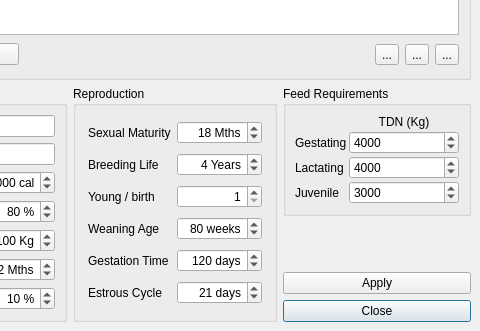
arkygeek/landuseanalyst, file src/ui/laanimalmanagerbase.ui: the form before one commit; both pictures show x 168 to 648 and y 109 to 440 of the 648 by 440 pixel window.
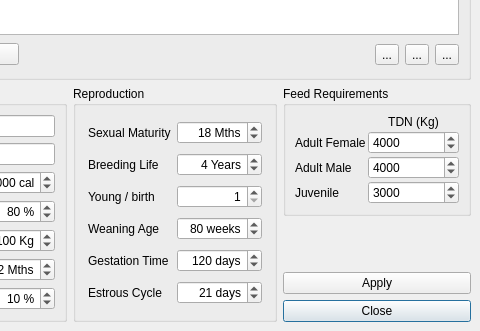
The form after the commit. Icons and pictures are not drawn.

Commit message: i think i fixed some confilict casued problems i made by using svn incorrectly...

```diff
--- a/src/ui/laanimalmanagerbase.ui
+++ b/src/ui/laanimalmanagerbase.ui
@@ -746,7 +746,7 @@
       <item row="1" column="0" >
        <widget class="QLabel" name="labelFeedRequirements2" >
         <property name="text" >
-         <string>Gestating</string>
+         <string>Adult Female</string>
         </property>
        </widget>
       </item>
@@ -807,7 +807,7 @@
       <item row="2" column="0" >
        <widget class="QLabel" name="labelFeedRequirements3" >
         <property name="text" >
-         <string>Lactating</string>
+         <string>Adult Male</string>
         </property>
        </widget>
       </item>
```
Left out of the diff: 26 changed lines with no effect on the pictures. The commit also changes 1 other file.
